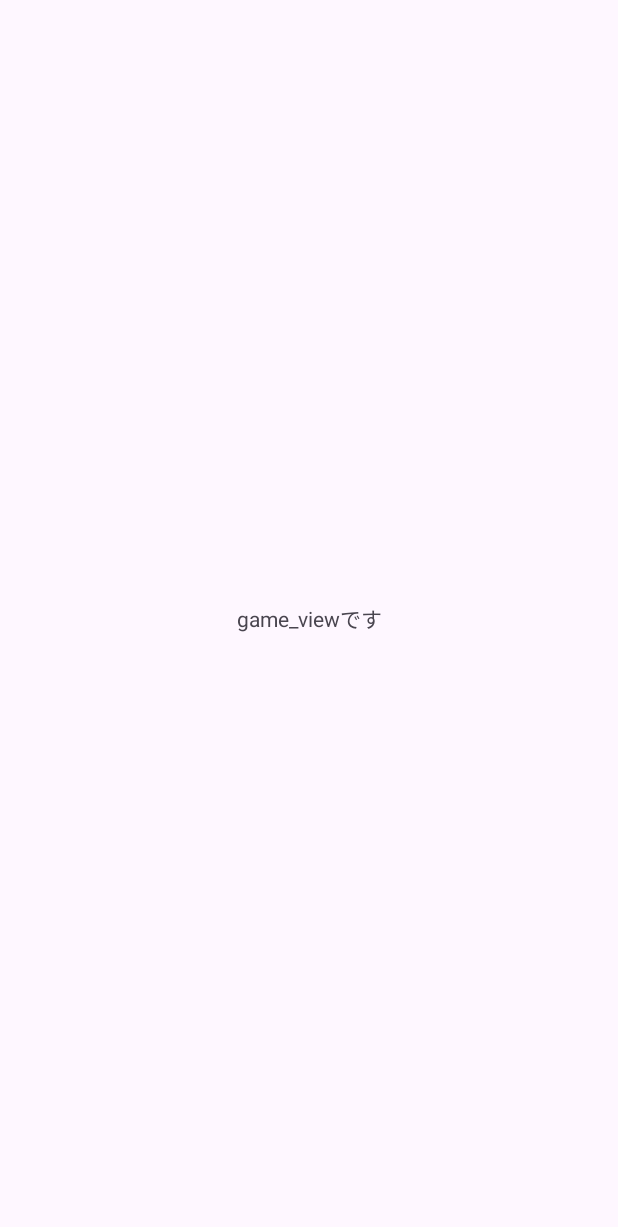
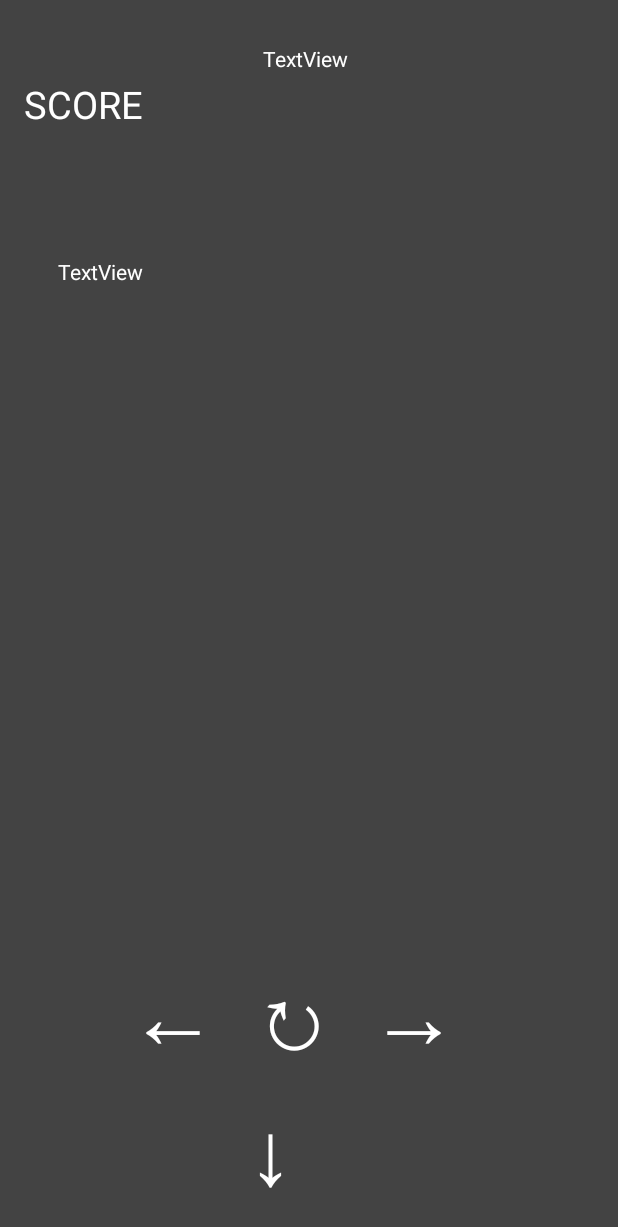
Before and after one commit to konan-pbl-2024/tetoris, an Android app: the GameView screen opened directly, with no data from a screen before it, on a phone screen of 412 x 824 dp. Before the commit the part shown is almost empty. Shown: the top 1227 px of the screen. Run offline under Robolectric (Android 15) with nearby library versions, the phone set to English and light mode, and no system bars.

Commit message:
ゲーム画面のデザインの基盤を描いた

```diff
--- a/app/src/main/res/layout/activity_game_view.xml
+++ b/app/src/main/res/layout/activity_game_view.xml
@@ -4,15 +4,103 @@
     xmlns:tools="http://schemas.android.com/tools"
     android:layout_width="match_parent"
     android:layout_height="match_parent"
+    android:background="#434343"
     tools:context=".GameView">
 
     <TextView
-        android:id="@+id/textView"
-        android:layout_width="wrap_content"
-        android:layout_height="wrap_content"
-        android:text="game_viewです"
+        android:id="@+id/textView6"
+        android:layout_width="80dp"
+        android:layout_height="80dp"
+        android:text="↓"
+        android:textColor="#FFFFFF"
+        android:textSize="60sp"
         app:layout_constraintBottom_toBottomOf="parent"
         app:layout_constraintEnd_toEndOf="parent"
+        app:layout_constraintHorizontal_bias="0.498"
         app:layout_constraintStart_toStartOf="parent"
-        app:layout_constraintTop_toTopOf="parent" />
+        app:layout_constraintTop_toTopOf="parent"
+        app:layout_constraintVertical_bias="0.975" />
+
+    <TextView
+        android:id="@+id/textView5"
+        android:layout_width="80dp"
+        android:layout_height="80dp"
+        android:text="→"
+        android:textColor="#FFFFFF"
+        android:textSize="60sp"
+        app:layout_constraintBottom_toBottomOf="parent"
+        app:layout_constraintEnd_toEndOf="parent"
+        app:layout_constraintHorizontal_bias="0.74"
+        app:layout_constraintStart_toStartOf="parent"
+        app:layout_constraintTop_toTopOf="parent"
+        app:layout_constraintVertical_bias="0.852" />
+
+    <TextView
+        android:id="@+id/textView4"
+        android:layout_width="80dp"
+        android:layout_height="80dp"
+        android:text="↻"
+        android:textColor="#FFFFFF"
+        android:textSize="60sp"
+        app:layout_constraintBottom_toBottomOf="parent"
+        app:layout_constraintEnd_toEndOf="parent"
+        app:layout_constraintHorizontal_bias="0.498"
+        app:layout_constraintStart_toStartOf="parent"
+        app:layout_constraintTop_toTopOf="parent"
+        app:layout_constraintVertical_bias="0.852" />
+
+    <TextView
+        android:id="@+id/textView"
+        android:layout_width="136dp"
+        android:layout_height="45dp"
+        android:text="SCORE"
+        android:textColor="#FFFFFF"
+        android:textSize="25sp"
+        app:layout_constraintBottom_toBottomOf="parent"
+        app:layout_constraintEnd_toEndOf="parent"
+        app:layout_constraintHorizontal_bias="0.058"
+        app:layout_constraintStart_toStartOf="parent"
+        app:layout_constraintTop_toTopOf="parent"
+        app:layout_constraintVertical_bias="0.067" />
+
+    <TextView
+        android:id="@+id/textView3"
+        android:layout_width="80dp"
+        android:layout_height="80dp"
+        android:layout_marginEnd="24dp"
+        android:text="←"
+        android:textColor="#FFFFFF"
+        android:textSize="60sp"
+        app:layout_constraintBottom_toBottomOf="parent"
+        app:layout_constraintEnd_toEndOf="parent"
+        app:layout_constraintHorizontal_bias="0.276"
+        app:layout_constraintStart_toStartOf="parent"
+        app:layout_constraintTop_toTopOf="parent"
+        app:layout_constraintVertical_bias="0.852" />
+
+    <TextView
+        android:id="@+id/textView7"
+        android:layout_width="334dp"
+        android:layout_height="412dp"
+        android:text="TextView"
+        android:textColor="#FFFFFF"
+        app:layout_constraintBottom_toBottomOf="parent"
+        app:layout_constraintEnd_toEndOf="parent"
+        app:layout_constraintHorizontal_bias="0.493"
+        app:layout_constraintStart_toStartOf="parent"
+        app:layout_constraintTop_toTopOf="parent"
+        app:layout_constraintVertical_bias="0.416" />
+
+    <TextView
+        android:id="@+id/textView9"
+        android:layout_width="211dp"
+        android:layout_height="79dp"
+        android:text="TextView"
+        android:textColor="#FFFFFF"
+        app:layout_constraintBottom_toBottomOf="parent"
+        app:layout_constraintEnd_toEndOf="parent"
+        app:layout_constraintHorizontal_bias="0.875"
+        app:layout_constraintStart_toStartOf="parent"
+        app:layout_constraintTop_toTopOf="parent"
+        app:layout_constraintVertical_bias="0.039" />
 </androidx.constraintlayout.widget.ConstraintLayout>
--- a/app/src/main/res/layout/activity_main.xml
+++ b/app/src/main/res/layout/activity_main.xml
@@ -4,6 +4,8 @@
     xmlns:tools="http://schemas.android.com/tools"
     android:layout_width="match_parent"
     android:layout_height="match_parent"
+    android:background="#040404"
+    android:backgroundTint="#434343"
     tools:context=".MainActivity">
 
     <Button
@@ -11,22 +13,26 @@
         android:layout_width="161dp"
         android:layout_height="85dp"
         android:text="START"
+        android:textColorHighlight="#673737"
+        android:textSize="25sp"
         app:layout_constraintBottom_toBottomOf="parent"
         app:layout_constraintEnd_toEndOf="parent"
         app:layout_constraintStart_toStartOf="parent"
-        app:layout_constraintTop_toBottomOf="@+id/textView2" />
+        app:layout_constraintTop_toBottomOf="@+id/textView2"
+        app:layout_constraintVertical_bias="0.631" />
 
     <TextView
         android:id="@+id/textView2"
         android:layout_width="200dp"
         android:layout_height="93dp"
         android:text="TETORIS"
+        android:textColor="#6F4DA6"
         android:textSize="50sp"
         app:layout_constraintBottom_toBottomOf="parent"
         app:layout_constraintEnd_toEndOf="parent"
         app:layout_constraintHorizontal_bias="0.497"
         app:layout_constraintStart_toStartOf="parent"
         app:layout_constraintTop_toTopOf="parent"
-        app:layout_constraintVertical_bias="0.199" />
+        app:layout_constraintVertical_bias="0.205" />
 
 </androidx.constraintlayout.widget.ConstraintLayout>
```
